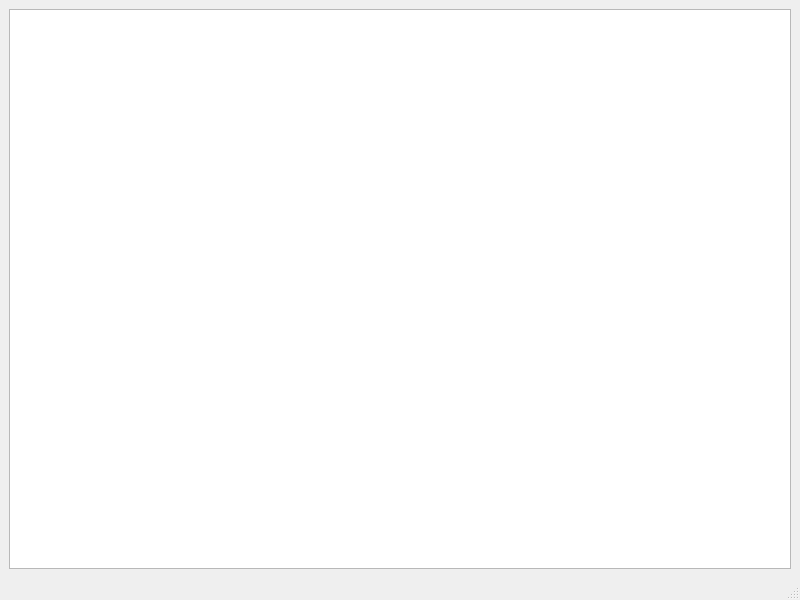
Qt form .venv/main.ui (issvishchev812/coffee) before a commit.
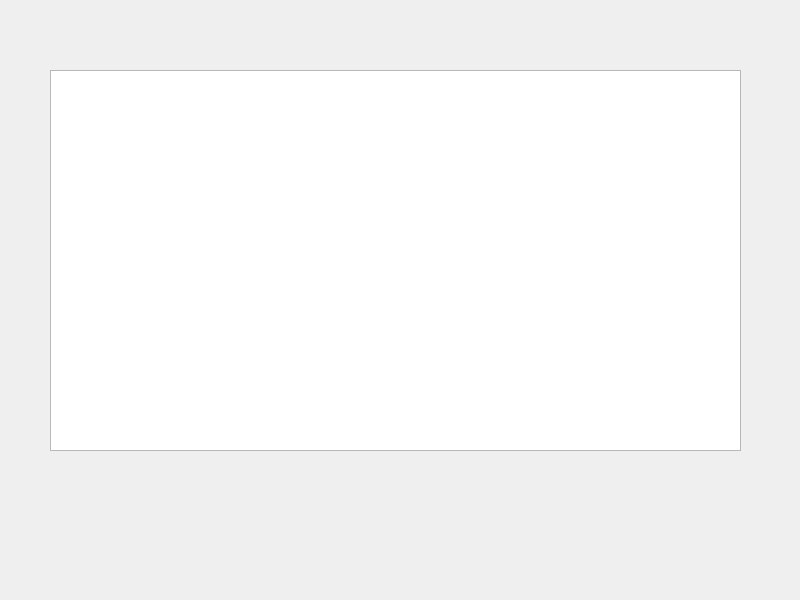
The same form after that commit.

Commit message: snd cmmt

The edit to the form file:
```diff
--- a/.venv/main.ui
+++ b/.venv/main.ui
@@ -14,23 +14,17 @@
    <string>Кофе</string>
   </property>
   <widget class="QWidget" name="centralwidget">
-   <layout class="QVBoxLayout" name="verticalLayout">
-    <item>
-     <widget class="QTableWidget" name="tableWidget"/>
-    </item>
-   </layout>
-  </widget>
-  <widget class="QMenuBar" name="menubar">
+   <widget class="QTableWidget" name="tableWidget">
    <property name="geometry">
     <rect>
-     <x>0</x>
-     <y>0</y>
-     <width>800</width>
-     <height>21</height>
+      <x>50</x>
+      <y>70</y>
+      <width>691</width>
+      <height>381</height>
     </rect>
    </property>
   </widget>
-  <widget class="QStatusBar" name="statusbar"/>
+  </widget>
  </widget>
  <resources/>
  <connections/>
```
Left out of the diff: 2 changed lines with no effect on the pictures. Lines whose indentation alone changed are shown as unchanged. The commit also changes 1 other file.
